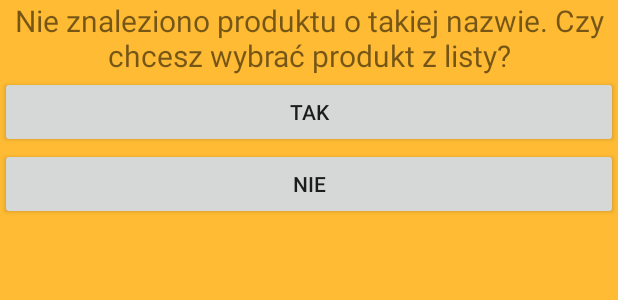
After one commit to bnbnowacki/Inwentaryzator, an Android app: the layout popup_show__list.xml on its own in the app's theme, with its tools: preview values and no code run, on a phone screen of 412 x 824 dp. The commit adds this screen. Shown: the top 300 px of the screen. Run offline under Robolectric (Android 15) with nearby library versions, the phone set to English and light mode, and no system bars.

Commit message:
Added List search function to application

```diff
--- a/app/src/main/AndroidManifest.xml
+++ b/app/src/main/AndroidManifest.xml
@@ -30,6 +30,9 @@
             android:name=".ProductListActivity"
             android:label="@string/title_activity_product_list"
             android:theme="@style/AppTheme.NoActionBar" />
+        <activity
+            android:name=".ShowListPopup"
+            android:theme="@style/MyPopupStyle"/>
     </application>
 
 </manifest>
--- a/app/src/main/java/com/example/bartosz/inwentaryzator/Product.java
+++ b/app/src/main/java/com/example/bartosz/inwentaryzator/Product.java
@@ -19,4 +19,9 @@ public class Product {
         barcode = new ArrayList<String>();
         change = 0.0f;
     }
+    @Override
+    public String toString()
+    {
+        return name;
+    }
 }
--- a/app/src/main/java/com/example/bartosz/inwentaryzator/ProjectDataClass.java
+++ b/app/src/main/java/com/example/bartosz/inwentaryzator/ProjectDataClass.java
@@ -9,4 +9,8 @@ import java.util.List;
 public class ProjectDataClass {
     public static List<Product> publicProducts;
     public static boolean isFileRead = false;
+    public static boolean doShowProductList  = false;
+
+    public static final int POPUP_PRODLIST_REQUESTCODE = 1;
+    public static final int PRODLIST_REQUESTCODE = 2;
 }
--- /dev/null
+++ b/app/src/main/res/layout/popup_show__list.xml
@@ -0,0 +1,30 @@
+<?xml version="1.0" encoding="utf-8"?>
+<RelativeLayout xmlns:android="http://schemas.android.com/apk/res/android"
+    android:layout_width="match_parent" android:layout_height="match_parent"
+    android:background="@android:color/holo_orange_light">
+
+    <TextView
+        android:layout_width="match_parent"
+        android:layout_height="wrap_content"
+        android:text="Nie znaleziono produktu o takiej nazwie. Czy chcesz wybrać produkt z listy?"
+        android:textAlignment="center"
+        android:textSize="20dp"
+        android:id="@+id/textOpenProductList"/>
+
+    <Button
+        android:layout_width="match_parent"
+        android:layout_height="wrap_content"
+        android:layout_below="@id/textOpenProductList"
+        android:text="tak"
+        android:id="@+id/buttonYesProductList"
+        android:onClick="onBtnPopupYesClick"/>
+    <Button
+        android:layout_width="match_parent"
+        android:layout_height="wrap_content"
+        android:layout_below="@id/buttonYesProductList"
+        android:text="nie"
+        android:id="@+id/buttonNoProductList"
+        android:onClick="onBtnPopupNoClick"/>
+
+
+</RelativeLayout>
--- a/app/src/main/res/values/styles.xml
+++ b/app/src/main/res/values/styles.xml
@@ -17,4 +17,9 @@
 
     <style name="AppTheme.PopupOverlay" parent="ThemeOverlay.AppCompat.Light" />
 
+    <style name="MyPopupStyle">
+        <item name="android:windowIsTranslucent">true</item>
+        <item name="android:windowCloseOnTouchOutside">true</item>
+    </style>
+
 </resources>
```
Also changed, not shown: app/src/main/java/com/example/bartosz/inwentaryzator/ProductListActivity.java (+55 -0 lines), app/src/main/java/com/example/bartosz/inwentaryzator/ShowListPopup.java (added, +41 -0 lines), app/src/main/java/com/example/bartosz/inwentaryzator/StocktakingActivity.java (+24 -0 lines), app/src/main/res/layout/activity_product_list.xml (+5 -2 lines).
